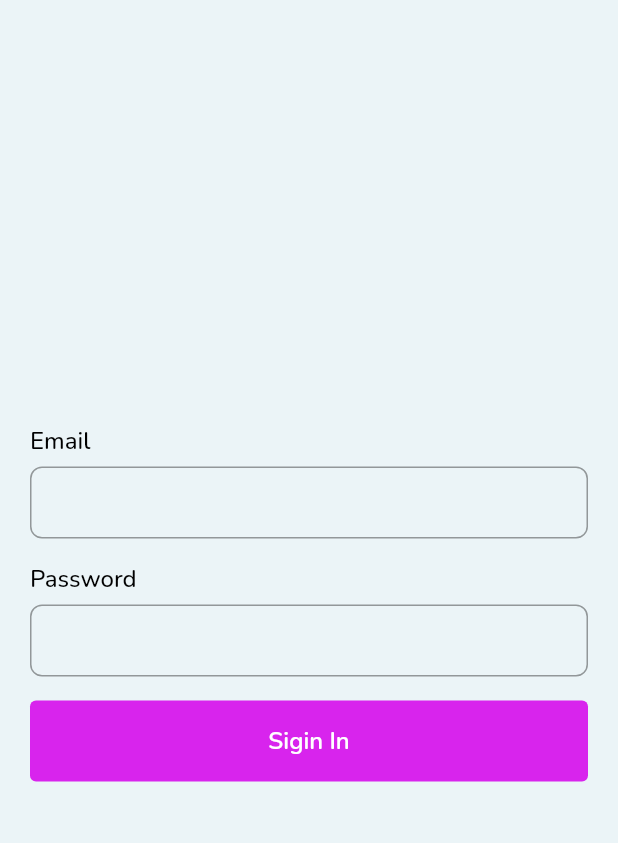
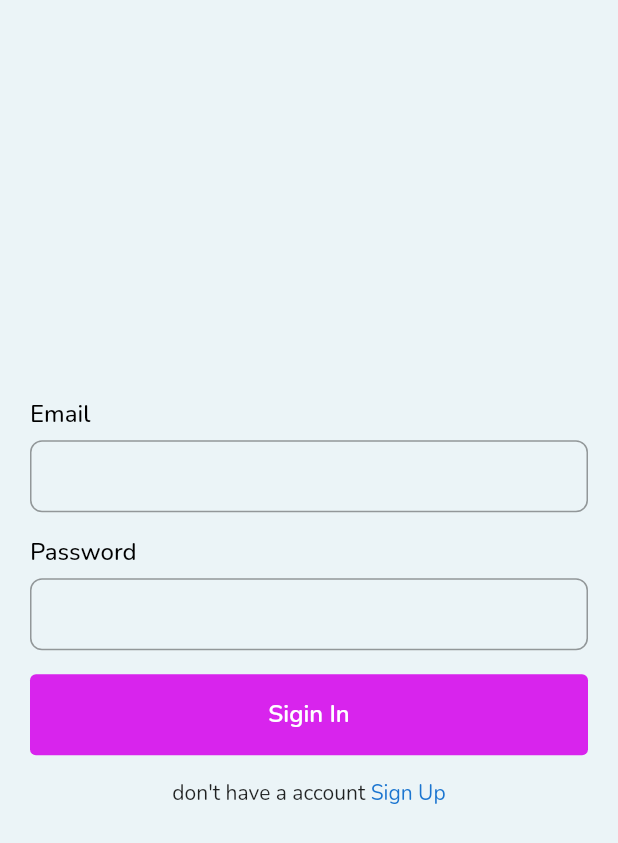
Before and after one commit to shajahan-m8788/flutter_learn, a Flutter app: the screen it shows after launch, on a phone screen of 412 x 824 dp. Shown: the top 843 px of the screen. Run offline on Flutter 3.47's test engine with Material 3 defaults, Android fonts, the phone set to English and light mode, and no system bars; our stand-ins replace firebase_auth, firebase_core, go_router; accounts and stored records are empty; network calls fail.

Commit message:
flutter sign up page

```diff
--- a/lib/main.dart
+++ b/lib/main.dart
@@ -1,11 +1,17 @@
+import 'package:firebase_core/firebase_core.dart';
 import 'package:flutter/material.dart';
 import 'package:flutter_learn/provider/sign_in_provider.dart';
 import 'package:flutter_learn/router/router.dart';
 import 'package:flutter_learn/themes/app_theme.dart';
 import 'package:provider/provider.dart';
+// Import the generated file
+import 'firebase_options.dart';
 
 void main() async {
   WidgetsFlutterBinding.ensureInitialized();
+  await Firebase.initializeApp(
+    options: DefaultFirebaseOptions.currentPlatform,
+  );
   runApp(MultiProvider(
     providers: [ChangeNotifierProvider(create: (_) => SigInProvider())],
     child: const MyApp(),
--- a/lib/router/router.dart
+++ b/lib/router/router.dart
@@ -2,6 +2,7 @@ import 'package:flutter/material.dart';
 import 'package:flutter_learn/router/routes.dart';
 import 'package:flutter_learn/screens/home/home_screen.dart';
 import 'package:flutter_learn/screens/signIn/sign_in_screen.dart';
+import 'package:flutter_learn/screens/signup/sign_up_screen.dart';
 import 'package:flutter_learn/screens/splash/splash_screen.dart';
 import 'package:go_router/go_router.dart';
 
@@ -30,6 +31,13 @@ class AppRouter {
       builder: (context, state) {
         return const SignInScreen();
       },
+    ),
+    GoRoute(
+      path: '/sign-ip',
+      name: AppRoutes.signUp,
+      builder: (context, state) {
+        return const SignUpScreen();
+      },
     )
   ]);
 }
--- a/lib/router/routes.dart
+++ b/lib/router/routes.dart
@@ -2,4 +2,5 @@ class AppRoutes {
   static const String homeScreen = 'home';
   static const String sigIn = 'sign_in';
   static const String splash = 'splash';
+  static const String signUp = 'sign_up';
 }
--- a/lib/screens/SignIn/sign_in_screen.dart
+++ b/lib/screens/SignIn/sign_in_screen.dart
@@ -1,8 +1,12 @@
+import 'package:firebase_auth/firebase_auth.dart';
 import 'package:flutter/material.dart';
+import 'package:flutter_learn/router/routes.dart';
 import 'package:flutter_learn/widgets/custom_button.dart';
+import 'package:flutter_learn/widgets/custom_link_button.dart';
 import 'package:flutter_learn/widgets/custom_scaffold.dart';
 import 'package:flutter_learn/widgets/custom_text_field.dart';
 import 'package:flutter_learn/constants/constants.dart';
+import 'package:go_router/go_router.dart';
 
 class SignInScreen extends StatefulWidget {
   const SignInScreen({super.key});
@@ -14,6 +18,7 @@ class SignInScreen extends StatefulWidget {
 class _SignInScreenState extends State<SignInScreen> {
   TextEditingController emailController = TextEditingController();
   TextEditingController passwordController = TextEditingController();
+  FirebaseAuth _auth = FirebaseAuth.instance;
   @override
   Widget build(BuildContext context) {
     return SafeArea(
@@ -29,11 +34,31 @@ class _SignInScreenState extends State<SignInScreen> {
           CustomTextField(
             controller: passwordController,
             label: "Password",
+            secure: true,
           ),
           AppConstants.textFieldGap,
           CustomButton(
             label: "Sigin In",
-            onPressed: () {},
+            onPressed: () async {
+              try {
+                var authenticate = await _auth.createUserWithEmailAndPassword(
+                    email: emailController.value.text,
+                    password: passwordController.value.text);
+              } catch (er) {}
+            },
+          ),
+          AppConstants.textFieldGap,
+          Row(
+            mainAxisAlignment: MainAxisAlignment.center,
+            children: [
+              const Text("don't have a account "),
+              CustomLinkButton(
+                buttonText: 'Sign Up',
+                onTap: () {
+                  context.goNamed(AppRoutes.signUp);
+                },
+              )
+            ],
           )
         ],
       )),
--- a/lib/themes/app_colors.dart
+++ b/lib/themes/app_colors.dart
@@ -7,4 +7,6 @@ class AppColors {
   static const Color defaultBorderColor = Color(0xfff1ebf2);
   static const Color black = Color(0xff000000);
   static const Color white = Color(0xffffffff);
+  static const Color linkColor = Color(0xff1b75d0);
+  static const Color headingColor = Color(0xff2b1f2b);
 }
--- a/lib/widgets/custom_button.dart
+++ b/lib/widgets/custom_button.dart
@@ -1,24 +1,48 @@
 import 'package:flutter/material.dart';
 import 'package:flutter_learn/themes/app_colors.dart';
 
-class CustomButton extends StatelessWidget {
+class CustomButton extends StatefulWidget {
   final String? label;
   final void Function()? onPressed;
-  const CustomButton({super.key, this.label, this.onPressed});
+  final bool isDisabled;
+  const CustomButton(
+      {super.key, this.label, this.onPressed, this.isDisabled = false});
+
+  @override
+  State<CustomButton> createState() => _CustomButtonState();
+}
+
+class _CustomButtonState extends State<CustomButton> {
+  double opacityLevel = 1.0;
+  void _changeOpacity() {
+    setState(() => opacityLevel = 0.6);
+  }
+
+  onPress() {
+    _changeOpacity();
+    if (widget.onPressed != null) {
+      widget.onPressed!();
+    }
+  }
 
   @override
   Widget build(BuildContext context) {
-    return Column(
+    return AnimatedOpacity(
+      opacity: opacityLevel,
+      duration: const Duration(seconds: 1),
+      child: Column(
         crossAxisAlignment: CrossAxisAlignment.stretch,
         children: [
           TextButton(
-          onPressed: onPressed,
+            onPressed: widget.isDisabled == false ? onPress() : null,
             style: TextButton.styleFrom(
-              backgroundColor: AppColors.primaryColor,
+                backgroundColor: !widget.isDisabled
+                    ? AppColors.primaryColor
+                    : AppColors.primaryColor.withOpacity(0.2),
                 padding:
                     const EdgeInsets.symmetric(vertical: 16, horizontal: 16)),
             child: Text(
-            label!,
+              widget.label!,
               style: const TextStyle(
                   fontSize: 16,
                   fontWeight: FontWeight.w600,
@@ -26,6 +50,7 @@ class CustomButton extends StatelessWidget {
             ),
           ),
         ],
+      ),
     );
   }
 }
--- /dev/null
+++ b/lib/widgets/custom_link_button.dart
@@ -0,0 +1,18 @@
+import 'package:flutter/material.dart';
+import 'package:flutter_learn/themes/app_colors.dart';
+
+class CustomLinkButton extends StatelessWidget {
+  final Function()? onTap;
+  final String buttonText;
+  const CustomLinkButton({super.key, this.onTap, required this.buttonText});
+
+  @override
+  Widget build(BuildContext context) {
+    return InkWell(
+        onTap: onTap,
+        child: Text(
+          buttonText,
+          style: const TextStyle(color: AppColors.linkColor),
+        ));
+  }
+}
--- a/lib/widgets/custom_scaffold.dart
+++ b/lib/widgets/custom_scaffold.dart
@@ -5,17 +5,19 @@ class CustomScaffold extends StatelessWidget {
   final Widget? body;
   final PreferredSizeWidget? appBar;
   final EdgeInsetsGeometry bodyPadding;
+  final Color bgColor;
   const CustomScaffold(
       {super.key,
       this.body,
       this.appBar,
       this.bodyPadding =
-          const EdgeInsets.only(left: 20, right: 20, top: 10, bottom: 30)});
+          const EdgeInsets.only(left: 20, right: 20, top: 10, bottom: 30),
+      this.bgColor = AppColors.scaffoldBg});
 
   @override
   Widget build(BuildContext context) {
     return Scaffold(
-      backgroundColor: AppColors.scaffoldBg,
+      backgroundColor: bgColor,
       body: Padding(padding: bodyPadding, child: body),
       appBar: appBar,
     );
--- a/lib/widgets/custom_text_field.dart
+++ b/lib/widgets/custom_text_field.dart
@@ -5,9 +5,16 @@ class CustomTextField extends StatelessWidget {
   final TextEditingController? controller;
   final String? label;
   final String? hintText;
+  final bool secure;
+  final Function(String)? onChanged;
 
   const CustomTextField(
-      {super.key, this.controller, this.label, this.hintText});
+      {super.key,
+      this.controller,
+      this.label,
+      this.hintText,
+      this.secure = false,
+      this.onChanged});
 
   @override
   Widget build(BuildContext context) {
@@ -28,8 +35,10 @@ class CustomTextField extends StatelessWidget {
                 ))
             : const SizedBox(),
         TextField(
+          obscureText: secure,
           decoration: InputDecoration(hintText: hintText),
           controller: controller,
+          onChanged: onChanged,
         ),
       ],
     );
```
Also changed, not shown: lib/screens/signup/sign_up_screen.dart (added, +122 -0 lines), lib/screens/splash/splash_screen.dart (+16 -4 lines), lib/widgets/snackbar.dart (added, +10 -0 lines), lib/firebase_options.dart (added), 4 other files. Lines whose indentation alone changed are shown as unchanged.
